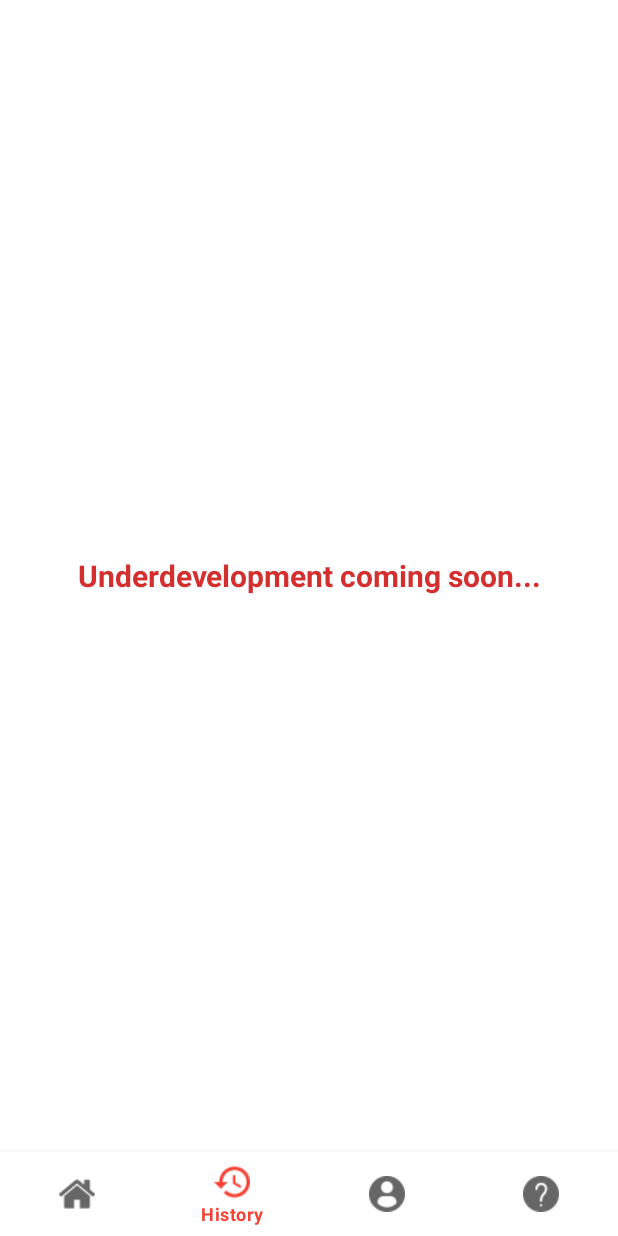
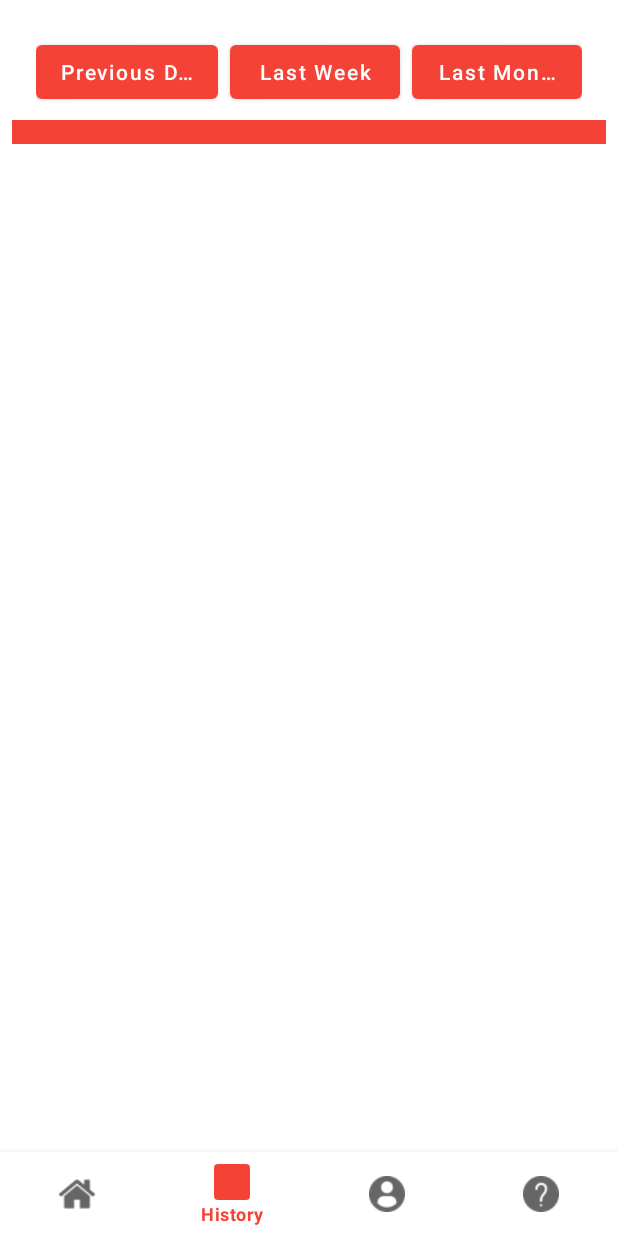
Before and after one commit to rashel0069/newfmcg, an Android app: the HomeActivity screen opened directly, with no data from a screen before it, item 2 of the bottom bar chosen, on a phone screen of 412 x 824 dp. Run offline under Robolectric (Android 15) with nearby library versions, the light colour scheme and no system bars; our stand-ins replace Room's generated code; Roboto replaces fonts that are not available here.

Commit message:
5.38pm 24-1-21

```diff
--- a/app/src/main/java/com/appshat/fmcgapp/fragment/History_Fragment.java
+++ b/app/src/main/java/com/appshat/fmcgapp/fragment/History_Fragment.java
@@ -9,6 +9,7 @@ import androidx.fragment.app.Fragment;
 import android.view.LayoutInflater;
 import android.view.View;
 import android.view.ViewGroup;
+import android.widget.Button;
 import android.widget.TextView;
 
 import com.appshat.fmcgapp.Helper;
@@ -16,6 +17,7 @@ import com.appshat.fmcgapp.Localhelper;
 import com.appshat.fmcgapp.R;
 
 public class History_Fragment extends Fragment {
+    Button previous,lw,lm;
     Context context;
     Resources resources;
     @Override
@@ -23,20 +25,27 @@ public class History_Fragment extends Fragment {
                              Bundle savedInstanceState) {
         // Inflate the layout for this fragment
         View view = inflater.inflate(R.layout.fragment_history_, container, false);
-        TextView cms = view.findViewById( R.id.comingsoon_id );
+        previous = view.findViewById( R.id.previousday_id );
+        lw = view.findViewById(R.id.lastweekBtn_id);
+        lm = view.findViewById(R.id.lastmonthBtn_id);
+
         //language setter
         if (Helper.getBangla()) {
             context = Localhelper.setLocale(getActivity(), "bn");
             resources = context.getResources();
 
-            cms.setText(resources.getString(R.string.coming_soon));
+            previous.setText(resources.getString(R.string.previousday));
+            lw.setText(resources.getString(R.string.lastweek));
+            lm.setText(resources.getString(R.string.lastmonth));
 
 
         }else {
             context = Localhelper.setLocale(getActivity(),"en");
             resources = context.getResources();
-            cms.setText(resources.getString(R.string.coming_soon));
 
+            previous.setText(resources.getString(R.string.previousday));
+            lw.setText(resources.getString(R.string.lastweek));
+            lm.setText(resources.getString(R.string.lastmonth));
         }
    return view;
     }
--- /dev/null
+++ b/app/src/main/res/drawable/shape.xml
@@ -0,0 +1,21 @@
+<?xml version="1.0" encoding="utf-8"?>
+<shape xmlns:android="http://schemas.android.com/apk/res/android"
+    android:shape="rectangle" >
+
+        <!-- View background color -->
+        <solid
+            android:color="@color/red_500" >
+        </solid>
+
+        <!-- View border color and width -->
+        <stroke
+            android:width="1dp"
+            android:color="@color/white" >
+        </stroke>
+
+        <!-- The radius makes the corners rounded -->
+        <corners
+            android:radius="2dp"   >
+        </corners>
+
+</shape>
--- a/app/src/main/res/layout/fragment_history_.xml
+++ b/app/src/main/res/layout/fragment_history_.xml
@@ -1,20 +1,77 @@
 <?xml version="1.0" encoding="utf-8"?>
-<FrameLayout xmlns:android="http://schemas.android.com/apk/res/android"
+<androidx.constraintlayout.widget.ConstraintLayout xmlns:android="http://schemas.android.com/apk/res/android"
     xmlns:app="http://schemas.android.com/apk/res-auto"
     xmlns:tools="http://schemas.android.com/tools"
     android:layout_width="match_parent"
     android:layout_height="match_parent"
     tools:context=".fragment.History_Fragment">
 
-    <TextView
-        android:id="@+id/comingsoon_id"
+    <RelativeLayout
         android:layout_width="match_parent"
         android:layout_height="wrap_content"
-        android:layout_gravity="center"
-        android:text="@string/coming_soon"
-        android:textAlignment="center"
-        android:textColor="@color/red_700"
-        android:textSize="20sp"
-        android:textStyle="bold" />
+        android:layout_marginStart="8dp"
+        android:layout_marginTop="8dp"
+        android:layout_marginEnd="8dp"
+        app:layout_constraintEnd_toEndOf="parent"
+        app:layout_constraintStart_toStartOf="parent"
+        app:layout_constraintTop_toTopOf="parent"
+        tools:ignore="MissingConstraints">
 
-</FrameLayout>
+        <LinearLayout
+            android:id="@+id/linearLayout"
+            android:layout_width="match_parent"
+            android:layout_height="wrap_content"
+            android:layout_marginStart="8dp"
+            android:layout_marginTop="8dp"
+            android:layout_marginEnd="8dp"
+            android:orientation="horizontal"
+            android:padding="8dp"
+            android:weightSum="3"
+            app:layout_constraintEnd_toEndOf="parent"
+            app:layout_constraintStart_toStartOf="parent"
+            tools:ignore="MissingConstraints">
+
+            <Button
+                android:id="@+id/previousday_id"
+                android:layout_width="match_parent"
+                android:layout_height="wrap_content"
+                android:layout_weight="1"
+                android:singleLine="true"
+                android:text="@string/previousday"
+                android:textAllCaps="false" />
+
+            <Button
+                android:id="@+id/lastweekBtn_id"
+                android:layout_width="match_parent"
+                android:layout_height="wrap_content"
+                android:layout_marginStart="8dp"
+                android:layout_weight="1"
+                android:singleLine="true"
+                android:text="@string/lastweek"
+                android:textAllCaps="false" />
+
+            <Button
+                android:id="@+id/lastmonthBtn_id"
+                android:layout_width="match_parent"
+                android:layout_height="wrap_content"
+                android:layout_marginStart="8dp"
+                android:layout_weight="1"
+                android:singleLine="true"
+                android:text="@string/lastmonth"
+                android:textAllCaps="false" />
+        </LinearLayout>
+
+        <LinearLayout
+            android:layout_width="match_parent"
+            android:layout_height="wrap_content"
+            android:layout_below="@+id/linearLayout">
+
+            <androidx.recyclerview.widget.RecyclerView
+                android:id="@+id/recyclerview_id"
+                android:layout_width="match_parent"
+                android:layout_height="match_parent"
+                android:background="@color/red_500"
+                android:padding="8dp" />
+        </LinearLayout>
+    </RelativeLayout>
+</androidx.constraintlayout.widget.ConstraintLayout>
--- a/app/src/main/res/menu/bottom_nav_menu.xml
+++ b/app/src/main/res/menu/bottom_nav_menu.xml
@@ -6,7 +6,7 @@
         android:title="Home" />
     <item
         android:id="@+id/history"
-        android:icon="@drawable/history"
+        android:icon="@drawable/shape"
         android:title="History" />
     <item
         android:id="@+id/profile"
--- a/app/src/main/res/values/strings.xml
+++ b/app/src/main/res/values/strings.xml
@@ -290,8 +290,31 @@
  </string>
     <string name="about2">To sum up,we are basically a one stop solution provider for all your digital needs.Our services encompass Digital Strategy,Website Design and Development,
             Digital Marketing,Digital Display,Server-Side Solution,CRM,IOT Solution and Research.</string>
-    <string name="coming_soon">Underdevelopment coming soon...</string>
+
+    <string name="previousday">Previous Day</string>
+
+    <string name="lastweek">Last Week</string>
+
+    <string name="lastmonth">Last Month</string>
+
     <string name="edit_photo">Edit Photo</string>
+
+    <string name="datehistory">Date:  </string>
+
+    <string name="sales">Sales</string>
+
+    <string name="totalreceivable">Total Receivable</string>
+
+    <string name="closingcash">CLosing Cash</string>
+
+    <string name="from">From</string>
+
+    <string name="to">To</string>
+
+    <string name="datehint">eg:27-9-2020</string>
+
+
+
     <string name="new_customer_save_now">New Customer ? Save Now</string>
 
 </resources>
```
Also changed, not shown: app/src/main/res/layout/historydata_list.xml (added, +588 -0 lines), 1 other file.
